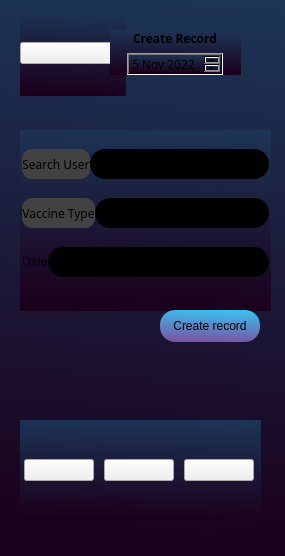
Qt form MyCovidRecord/createrecord.ui (gagabon501/cs106-2) before a commit.
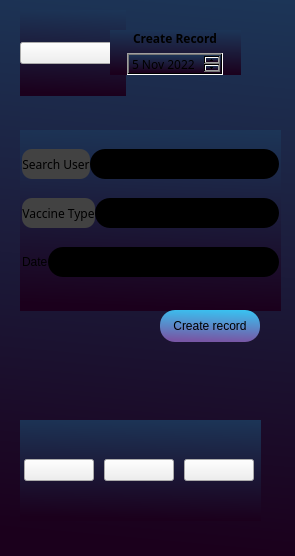
The same form after that commit. Icons and pictures are not drawn.

```diff
--- a/MyCovidRecord/createrecord.ui
+++ b/MyCovidRecord/createrecord.ui
@@ -6,7 +6,7 @@
    <rect>
     <x>0</x>
     <y>0</y>
-    <width>285</width>
+    <width>295</width>
     <height>556</height>
    </rect>
   </property>
@@ -206,7 +206,7 @@
      <rect>
       <x>20</x>
       <y>130</y>
-      <width>251</width>
+      <width>261</width>
       <height>181</height>
      </rect>
     </property>
```
